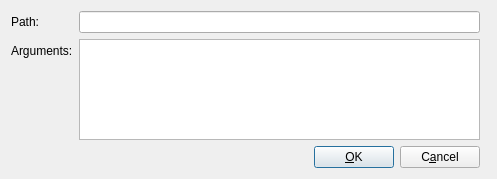
Old version of the form MinerConsole-Worker/src/SettingsDlg.ui in the repository Neomer/MinerConsole.
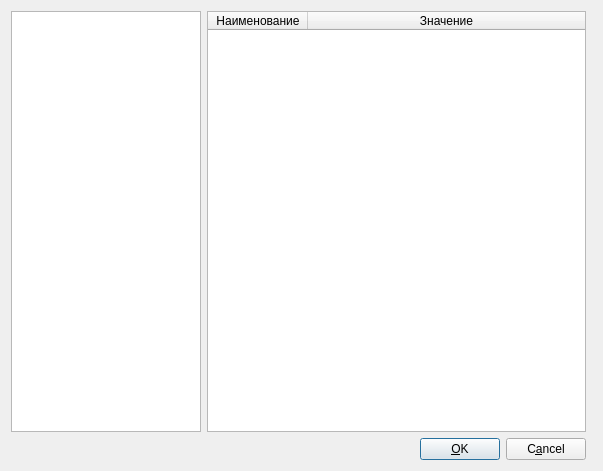
New version of the form.

Commit message: Settings dialog

Patch:
```diff
--- a/MinerConsole-Worker/src/SettingsDlg.ui
+++ b/MinerConsole-Worker/src/SettingsDlg.ui
@@ -6,58 +6,51 @@
    <rect>
     <x>0</x>
     <y>0</y>
-    <width>497</width>
-    <height>179</height>
+    <width>603</width>
+    <height>471</height>
    </rect>
   </property>
   <property name="windowTitle">
    <string>Dialog</string>
   </property>
-  <layout class="QHBoxLayout" name="horizontalLayout">
+  <layout class="QVBoxLayout" name="verticalLayout_2">
    <item>
-    <layout class="QVBoxLayout" name="verticalLayout">
+    <layout class="QVBoxLayout" name="verticalLayout" stretch="1,0">
      <property name="rightMargin">
       <number>6</number>
      </property>
      <item>
-      <layout class="QFormLayout" name="formLayout">
-       <item row="0" column="0">
-        <widget class="QLabel" name="pathLabel">
-         <property name="text">
-          <string>Path:</string>
-         </property>
-        </widget>
+      <layout class="QHBoxLayout" name="horizontalLayout_2" stretch="1,2">
+       <item>
+        <widget class="QListWidget" name="listWidget"/>
        </item>
-       <item row="0" column="1">
-        <widget class="QLineEdit" name="pathLineEdit"/>
-       </item>
-       <item row="1" column="0">
-        <widget class="QLabel" name="argumentsLabel">
-         <property name="text">
-          <string>Arguments:</string>
+       <item>
+        <widget class="QTableWidget" name="tableWidget">
+         <property name="showDropIndicator" stdset="0">
+          <bool>false</bool>
          </property>
+         <property name="dragDropOverwriteMode">
+          <bool>false</bool>
+         </property>
+         <attribute name="horizontalHeaderStretchLastSection">
+          <bool>true</bool>
+         </attribute>
+         <column>
+          <property name="text">
+           <string>Наименование</string>
+          </property>
+         </column>
+         <column>
+          <property name="text">
+           <string>Значение</string>
+          </property>
+         </column>
         </widget>
        </item>
-       <item row="1" column="1">
-        <widget class="QPlainTextEdit" name="txtArguments"/>
-       </item>
       </layout>
      </item>
      <item>
-      <spacer name="verticalSpacer">
-       <property name="orientation">
-        <enum>Qt::Vertical</enum>
-       </property>
-       <property name="sizeHint" stdset="0">
-        <size>
-         <width>20</width>
-         <height>40</height>
-        </size>
-       </property>
-      </spacer>
-     </item>
-     <item>
-      <layout class="QHBoxLayout" name="horizontalLayout_2">
+      <layout class="QHBoxLayout" name="horizontalLayout">
        <item>
         <spacer name="horizontalSpacer">
          <property name="orientation">
```
The commit also changes 6 other files.
